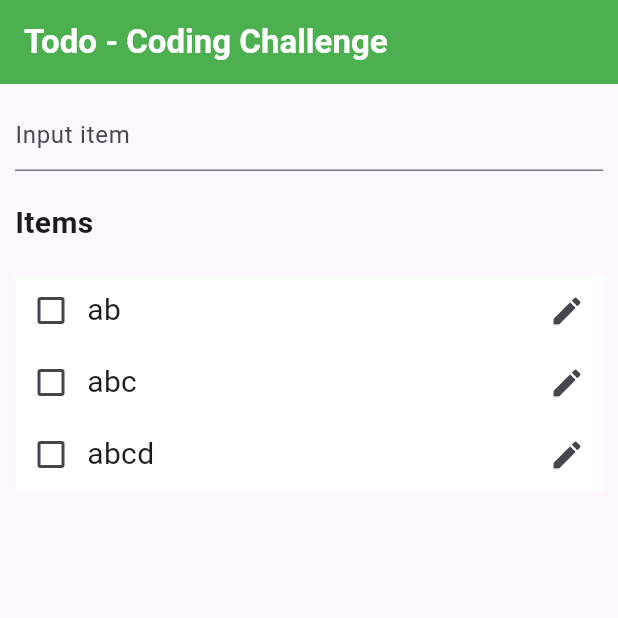
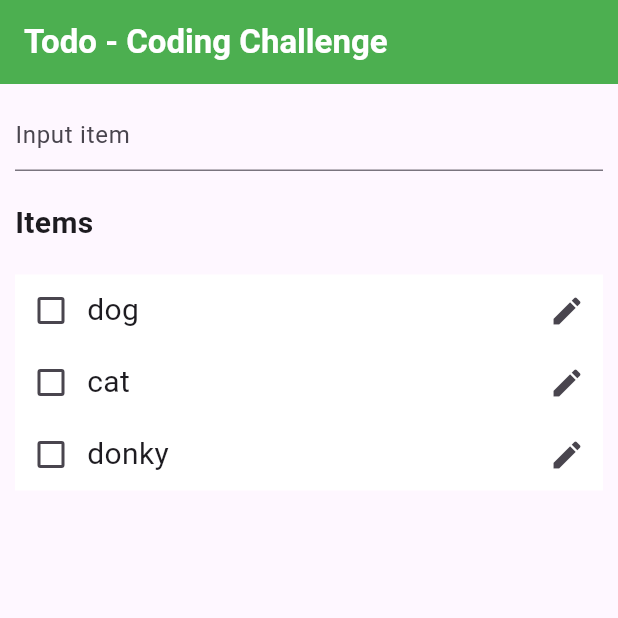
Before and after one commit to DaveatCor/vtech_challege, a Flutter app: the screen it shows after launch, after a tap on the "edit" icon, after a tap on the "clear" icon, on a phone screen of 412 x 824 dp, the top half of it. Run offline on Flutter 3.47's test engine with Material 2 defaults, Android fonts, the phone set to English and light mode, and no system bars; our stand-ins replace easy_debounce.

Commit message:
fix issue

```diff
--- a/lib/domain/usecase/todo/todo.uc.impl.dart
+++ b/lib/domain/usecase/todo/todo.uc.impl.dart
@@ -9,17 +9,17 @@ import 'package:vtech_coding_challenge/presentation/widgets/dialog.custom.dart';
 List<Map<String, dynamic>> sampleData = [
   {
     'id': 1,
-    'title': 'ab',
+    'title': 'dog',
     'is_check': false
   },
   {
     'id': 2,
-    'title': 'abc',
+    'title': 'cat',
     'is_check': false
   },
   {
     'id': 3,
-    'title': 'abcd',
+    'title': 'donky',
     'is_check': false
   }
 
@@ -28,6 +28,7 @@ List<Map<String, dynamic>> sampleData = [
 class TodoUcImpl implements TodoUsecase {
 
   List<Todo> lstTodo = [];
+
   List<Todo>? filterTodo;
 
   // This member use to handle data loading
@@ -86,12 +87,19 @@ class TodoUcImpl implements TodoUsecase {
   @override
   void onSubmit(String? value){
 
+    // Update item
+    if (editItemIndex.value != -1){
+      update();
+    }
+    // Add new item
+    else {
       if (value!.isNotEmpty){
         // Show Warning
         if (isAvailableItem(value)){
           ScaffoldMessenger.of(context!).showSnackBar( const SnackBar(content: Text('Item already exist')));
         } else {
           addItem();
+        }
       }
     }
   }
@@ -132,6 +140,7 @@ class TodoUcImpl implements TodoUsecase {
 
     lstTodo[editItemIndex.value].title!.value = controller.text;
     resetUpdate();
+
     resetFilter();
   }
 
@@ -165,11 +174,7 @@ class TodoUcImpl implements TodoUsecase {
   }
 
   List<Todo> filterMatchInput(String value){
-    print("filterMatchInput");
     return lstTodo.where((e) {
-      print("e.title?.value ${e.title?.value}");
-      print("value $value");
-      print(e.title?.value == value);
       if (e.title?.value == value) return true;
       return false;
     }).toList();
@@ -178,6 +183,7 @@ class TodoUcImpl implements TodoUsecase {
   void resetFilter() {
 
     filterTodo = null;
+    controller.clear();
     // ignore: invalid_use_of_protected_member, invalid_use_of_visible_for_testing_member
     isInputting.notifyListeners();
   }
@@ -187,7 +193,7 @@ class TodoUcImpl implements TodoUsecase {
     lstTodo[editItemIndex.value].isUpdate!.value = false;
     controller.clear();
     editItemIndex.value = -1;
-
+    resetFilter();
   }
 
   @override
--- a/lib/main.dart
+++ b/lib/main.dart
@@ -12,6 +12,7 @@ class MyApp extends StatelessWidget {
   @override
   Widget build(BuildContext context) {
     return MaterialApp(
+      debugShowCheckedModeBanner: false,
       title: 'Flutter Demo',
       theme: ThemeData(
         colorScheme: ColorScheme.fromSeed(seedColor: Colors.deepPurple),
```
Also changed, not shown: 6 other files. Lines whose indentation alone changed are shown as unchanged.
